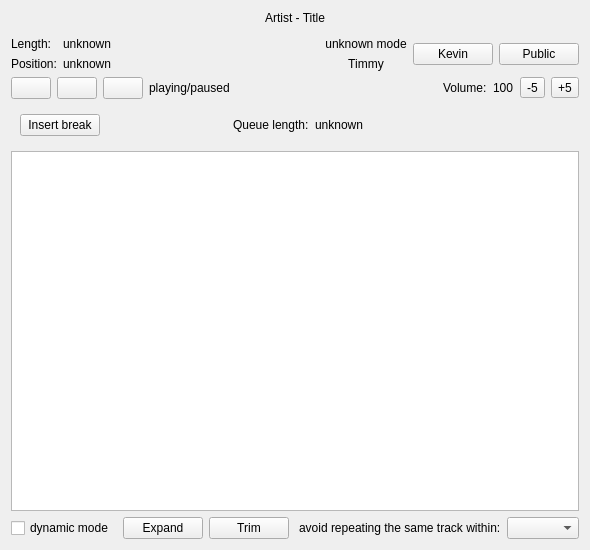
Old version of the form src/gui-remote/mainwidget.ui in the repository hyperquantum/PMP.
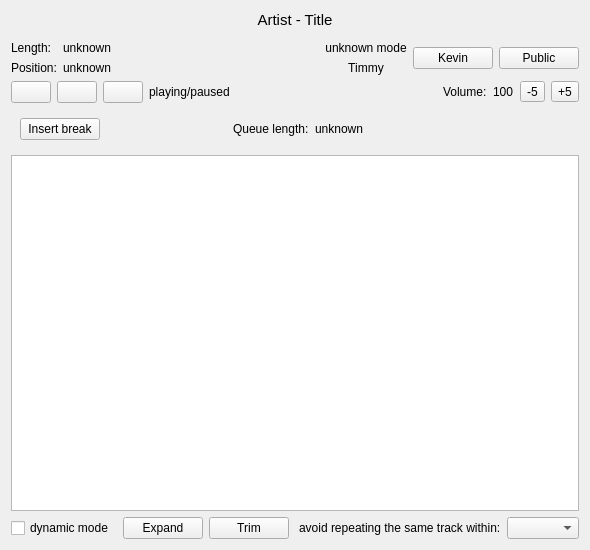
New version of the form. Icons and pictures are not drawn. Custom widgets are drawn as their Qt base class.

Commit message: Increase font size of the label that displays the currently playing track.

What changed in the file:
```diff
--- a/src/gui-remote/mainwidget.ui
+++ b/src/gui-remote/mainwidget.ui
@@ -24,6 +24,9 @@
     <layout class="QVBoxLayout" name="verticalLayout_2">
      <item>
       <widget class="QLabel" name="artistTitleLabel">
+       <property name="styleSheet">
+        <string notr="true">font-size: 11pt;</string>
+       </property>
        <property name="text">
         <string>Artist - Title</string>
        </property>
```
